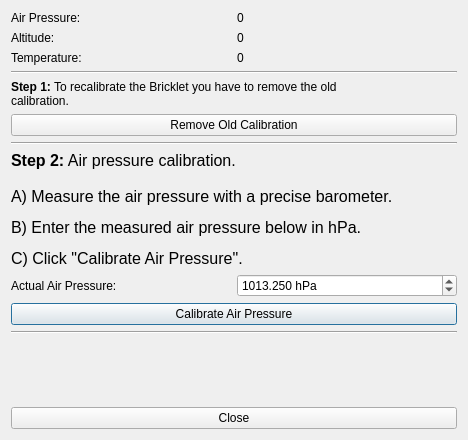
Old version of the form src/brickv/plugin_system/plugins/barometer_v2/ui/calibration.ui in the repository Tinkerforge/brickv.
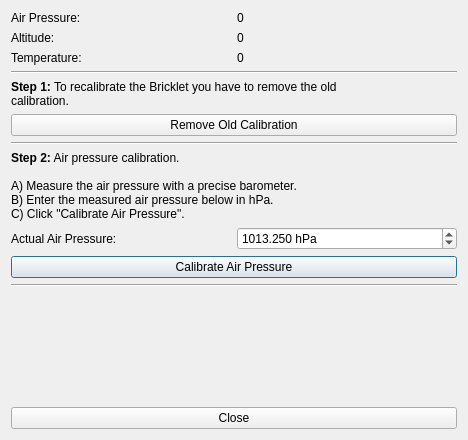
New version of the form.

Commit message: barometer-v2: Fix font size in calibration dialog

What changed in the file:
```diff
--- a/src/brickv/plugin_system/plugins/barometer_v2/ui/calibration.ui
+++ b/src/brickv/plugin_system/plugins/barometer_v2/ui/calibration.ui
@@ -19,13 +19,8 @@
      <item row="7" column="0" colspan="2">
       <widget class="QLabel" name="label_5">
        <property name="text">
-        <string>&lt;!DOCTYPE HTML PUBLIC &quot;-//W3C//DTD HTML 4.0//EN&quot; &quot;http://www.w3.org/TR/REC-html40/strict.dtd&quot;&gt;
-&lt;html&gt;&lt;head&gt;&lt;meta name=&quot;qrichtext&quot; content=&quot;1&quot; /&gt;&lt;style type=&quot;text/css&quot;&gt;
-p, li { white-space: pre-wrap; }
-&lt;/style&gt;&lt;/head&gt;&lt;body style=&quot; font-family:'Ubuntu'; font-size:12pt; font-weight:400; font-style:normal;&quot;&gt;
-&lt;p style=&quot; margin-top:12px; margin-bottom:12px; margin-left:0px; margin-right:0px; -qt-block-indent:0; text-indent:0px;&quot;&gt;&lt;span style=&quot; font-weight:600;&quot;&gt;Step 2:&lt;/span&gt; Air pressure calibration.&lt;br /&gt;&lt;br /&gt;A) Measure the air pressure with a precise barometer.&lt;/p&gt;
-&lt;p style=&quot; margin-top:12px; margin-bottom:12px; margin-left:0px; margin-right:0px; -qt-block-indent:0; text-indent:0px;&quot;&gt;B) Enter the measured air pressure below in hPa.&lt;/p&gt;
-&lt;p style=&quot; margin-top:12px; margin-bottom:12px; margin-left:0px; margin-right:0px; -qt-block-indent:0; text-indent:0px;&quot;&gt;C) Click &amp;quot;Calibrate Air Pressure&amp;quot;. &lt;/p&gt;&lt;/body&gt;&lt;/html&gt;</string>
+        <string>&lt;html&gt;&lt;head/&gt;&lt;body&gt;&lt;p&gt;&lt;span style=&quot; font-weight:600;&quot;&gt;Step 2:&lt;/span&gt; Air pressure calibration.&lt;br/&gt;&lt;br/&gt;A) Measure the air pressure with a precise barometer.&lt;br/&gt;B) Enter the measured air pressure below in hPa.&lt;br/&gt;C) Click &quot;Calibrate Air Pressure&quot;. &lt;/p&gt;&lt;/body&gt;&lt;/html&gt;
+</string>
        </property>
        <property name="textFormat">
         <enum>Qt::RichText</enum>
```
